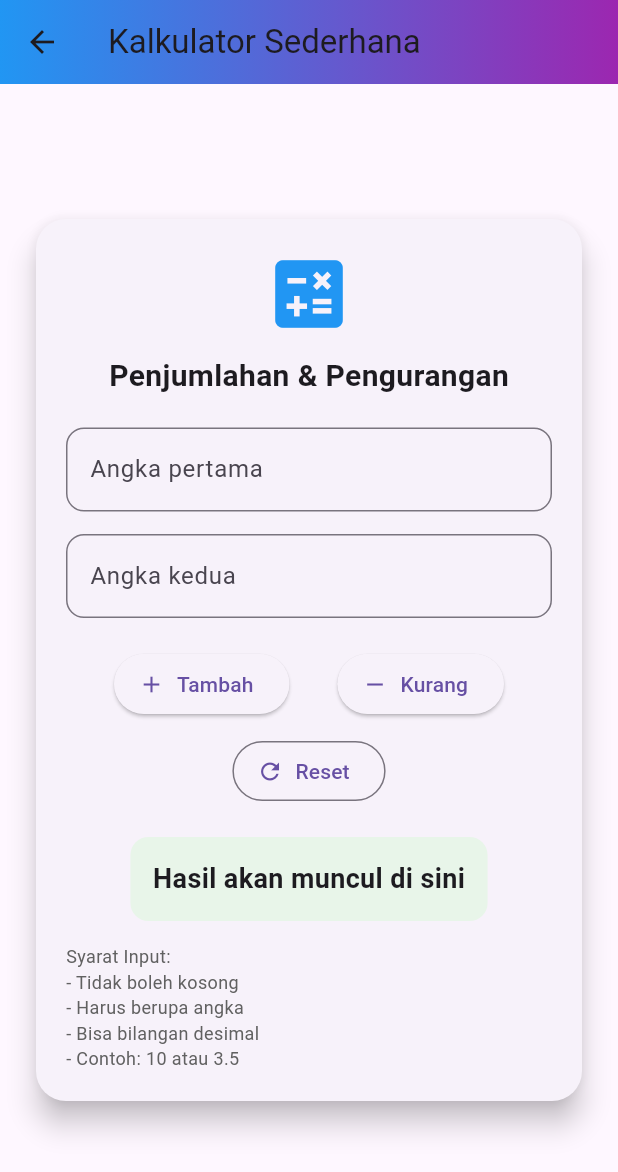
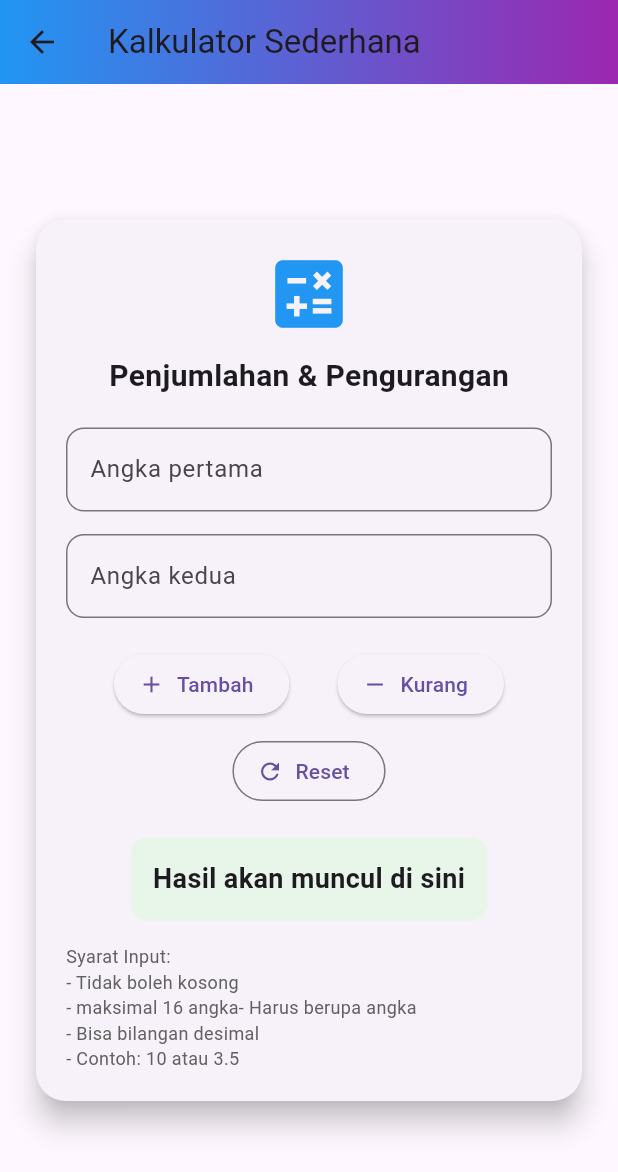
Before and after one commit to afifbashair/TugasTPM2, a Flutter app: the KalkulatorPage screen opened directly, on a phone screen of 412 x 824 dp. Shown: the top 1172 px of the screen. Run offline on Flutter 3.47's test engine with Material 3 defaults, Android fonts, the phone set to English and light mode, and no system bars; our stand-ins replace hijri.

Commit message:
update kalkulator

```diff
--- a/lib/pages/kalkulator_page.dart
+++ b/lib/pages/kalkulator_page.dart
@@ -198,6 +198,7 @@ class _KalkulatorPageState extends State<KalkulatorPage> {
                       child: Text(
                         "Syarat Input:\n"
                         "- Tidak boleh kosong\n"
+                        "- maksimal 16 angka"
                         "- Harus berupa angka\n"
                         "- Bisa bilangan desimal\n"
                         "- Contoh: 10 atau 3.5",
```
